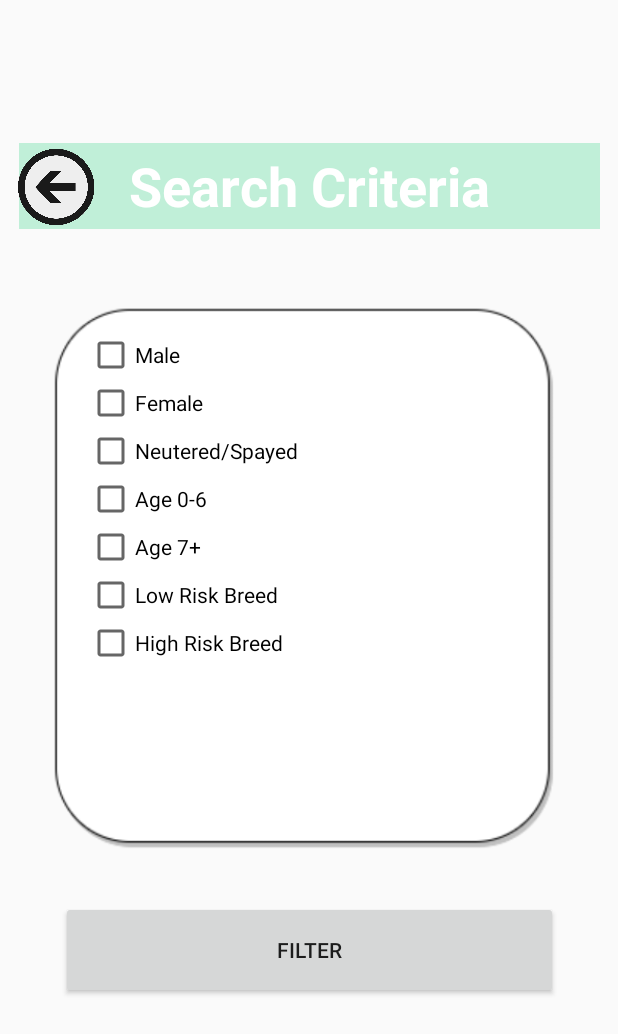
After one commit to colynw/OkDoggo, an Android app: the layout activity_search.xml on its own in the app's theme, with its tools: preview values and no code run, on a phone screen of 412 x 824 dp. The commit adds this screen. Shown: the top 1034 px of the screen. Run offline under Robolectric (Android 15) with nearby library versions, the phone set to English and light mode, and no system bars.

Commit message:
Search menu and activity made

```diff
--- /dev/null
+++ b/app/src/main/java/com/example/oktesto2/SearchCriteriaActivity.java
@@ -0,0 +1,6 @@
+package com.example.oktesto2;
+
+import androidx.appcompat.app.AppCompatActivity;
+
+public class SearchCriteriaActivity extends AppCompatActivity {
+}
--- /dev/null
+++ b/app/src/main/res/layout/activity_search.xml
@@ -0,0 +1,163 @@
+<?xml version="1.0" encoding="utf-8"?>
+<androidx.constraintlayout.widget.ConstraintLayout xmlns:android="http://schemas.android.com/apk/res/android"
+    xmlns:app="http://schemas.android.com/apk/res-auto"
+    xmlns:tools="http://schemas.android.com/tools"
+    android:id="@+id/linearLayout2"
+    android:layout_width="match_parent"
+
+    android:layout_height="match_parent"
+    android:orientation="vertical"
+    tools:context=".ReportActivity">
+
+
+    <ImageView
+        android:id="@+id/window_report"
+        android:layout_width="395dp"
+        android:layout_height="409dp"
+        android:layout_marginTop="135dp"
+        android:layout_marginBottom="187dp"
+        app:layout_constraintBottom_toBottomOf="parent"
+        app:layout_constraintEnd_toEndOf="parent"
+        app:layout_constraintHorizontal_bias="0.5"
+        app:layout_constraintStart_toStartOf="parent"
+        app:layout_constraintTop_toTopOf="parent"
+        app:srcCompat="@drawable/window" />
+
+    <TextView
+        android:id="@+id/banner_search"
+        android:layout_width="387dp"
+        android:layout_height="57dp"
+        android:layout_marginTop="49dp"
+        android:layout_marginBottom="625dp"
+        android:background="#c0efd8"
+        android:gravity="center"
+        android:text="Search Criteria"
+        android:textColor="@android:color/white"
+        android:textSize="36sp"
+        android:textStyle="bold"
+        app:layout_constraintBottom_toBottomOf="parent"
+        app:layout_constraintEnd_toEndOf="parent"
+        app:layout_constraintHorizontal_bias="0.5"
+        app:layout_constraintStart_toStartOf="parent"
+        app:layout_constraintTop_toTopOf="parent"
+        tools:layout_conversion_absoluteHeight="48dp"
+        tools:layout_conversion_absoluteWidth="411dp"
+        tools:text="Search Criteria" />
+
+    <RadioGroup
+        android:layout_width="190dp"
+        android:layout_height="247dp"
+        android:layout_marginStart="64dp"
+        android:layout_marginTop="284dp"
+        android:layout_marginEnd="170dp"
+        android:layout_marginBottom="419dp"
+        android:orientation="vertical"
+        app:layout_constraintBottom_toBottomOf="parent"
+        app:layout_constraintEnd_toEndOf="parent"
+        app:layout_constraintStart_toStartOf="parent"
+        app:layout_constraintTop_toTopOf="parent">
+
+        <CheckBox
+            android:id="@+id/radioButton2"
+            android:layout_width="wrap_content"
+            android:layout_height="wrap_content"
+            android:text="Male"
+            tools:layout_conversion_absoluteHeight="32dp"
+            tools:layout_conversion_absoluteWidth="312dp"
+            tools:layout_editor_absoluteX="0dp"
+            tools:layout_editor_absoluteY="48dp" />
+
+        <CheckBox
+            android:id="@+id/radioButton5"
+            android:layout_width="wrap_content"
+            android:layout_height="wrap_content"
+            android:text="Female"
+            tools:layout_conversion_absoluteHeight="32dp"
+            tools:layout_conversion_absoluteWidth="312dp"
+            tools:layout_editor_absoluteX="0dp"
+            tools:layout_editor_absoluteY="80dp" />
+
+        <CheckBox
+            android:id="@+id/rb_neutered"
+            android:layout_width="wrap_content"
+            android:layout_height="wrap_content"
+            android:text="Neutered/Spayed"
+            tools:layout_conversion_absoluteHeight="32dp"
+            tools:layout_conversion_absoluteWidth="312dp"
+            tools:layout_editor_absoluteX="0dp"
+            tools:layout_editor_absoluteY="144dp" />
+
+        <CheckBox
+            android:id="@+id/radioButton6"
+            android:layout_width="wrap_content"
+            android:layout_height="wrap_content"
+            android:text="Age 0-6"
+            tools:layout_conversion_absoluteHeight="32dp"
+            tools:layout_conversion_absoluteWidth="312dp"
+            tools:layout_editor_absoluteX="0dp"
+            tools:layout_editor_absoluteY="112dp" />
+
+        <CheckBox
+            android:id="@+id/radioButton7"
+            android:layout_width="wrap_content"
+            android:layout_height="wrap_content"
+            android:text="Age 7+"
+            tools:layout_conversion_absoluteHeight="32dp"
+            tools:layout_conversion_absoluteWidth="312dp"
+            tools:layout_editor_absoluteX="0dp"
+            tools:layout_editor_absoluteY="100dp" />
+        <CheckBox
+            android:id="@+id/radioButton8"
+            android:layout_width="wrap_content"
+            android:layout_height="wrap_content"
+            android:text="Low Risk Breed"
+            tools:layout_conversion_absoluteHeight="32dp"
+            tools:layout_conversion_absoluteWidth="312dp"
+            tools:layout_editor_absoluteX="0dp"
+            tools:layout_editor_absoluteY="100dp" />
+        <CheckBox
+            android:id="@+id/radioButton9"
+            android:layout_width="wrap_content"
+            android:layout_height="wrap_content"
+            android:text="High Risk Breed"
+            tools:layout_conversion_absoluteHeight="32dp"
+            tools:layout_conversion_absoluteWidth="312dp"
+            tools:layout_editor_absoluteX="0dp"
+            tools:layout_editor_absoluteY="100dp" />
+
+    </RadioGroup>
+
+
+
+    <Button
+        android:id="@+id/Filter"
+        android:layout_width="331dp"
+        android:layout_height="65dp"
+        android:layout_marginStart="40dp"
+        android:layout_marginTop="554dp"
+        android:layout_marginEnd="40dp"
+        android:layout_marginBottom="112dp"
+        android:text="Filter"
+        app:layout_constraintBottom_toBottomOf="parent"
+        app:layout_constraintEnd_toEndOf="parent"
+        app:layout_constraintStart_toStartOf="parent"
+        app:layout_constraintTop_toTopOf="parent"
+        tools:layout_conversion_absoluteHeight="48dp"
+        tools:layout_conversion_absoluteWidth="411dp" />
+
+    <ImageView
+        android:id="@+id/back"
+        android:layout_width="58dp"
+        android:layout_height="52dp"
+        android:layout_marginStart="3dp"
+        android:layout_marginTop="45dp"
+        android:layout_marginEnd="334dp"
+        android:layout_marginBottom="620dp"
+        app:layout_constraintBottom_toBottomOf="parent"
+        app:layout_constraintEnd_toEndOf="parent"
+        app:layout_constraintStart_toStartOf="parent"
+        app:layout_constraintTop_toTopOf="parent"
+        app:srcCompat="@drawable/back" />
+
+
+</androidx.constraintlayout.widget.ConstraintLayout>
--- a/build.gradle
+++ b/build.gradle
@@ -5,7 +5,7 @@ buildscript {
         jcenter()
     }
     dependencies {
-        classpath 'com.android.tools.build:gradle:4.1.0'
+        classpath 'com.android.tools.build:gradle:4.1.1'
         classpath 'com.google.gms:google-services:4.3.4'
 
         // NOTE: Do not place your application dependencies here; they belong
```
Also changed, not shown: app/src/main/java/com/example/oktesto2/SettingsActivity.java (+6 -6 lines).
